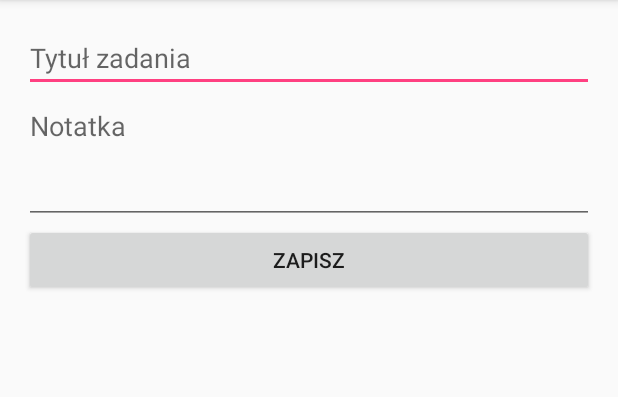
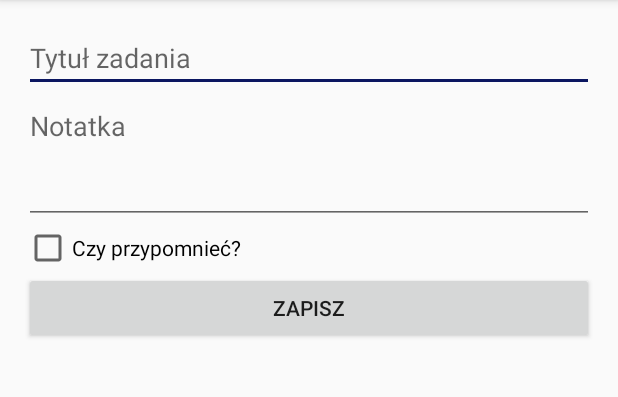
Before and after one commit to whp98/TodoListAndroid, an Android app: the TaskCreateActivity screen opened directly, with no data from a screen before it, on a phone screen of 412 x 824 dp, the part 84-481 px from its top. Run offline under Robolectric (Android 15) with nearby library versions, the phone set to English and light mode, and no system bars; our stand-ins replace ButterKnife; libraries missing offline, so code that uses them is left out: com.j256.ormlite; 2 statements that could not run were skipped.

```diff
--- a/app/build.gradle
+++ b/app/build.gradle
@@ -29,4 +29,5 @@ dependencies {
     compile 'com.jakewharton:butterknife:8.4.0'
     annotationProcessor 'com.jakewharton:butterknife-compiler:8.4.0'
     compile 'com.android.support:recyclerview-v7:24.2.1'
+    compile 'com.j256.ormlite:ormlite-android:5.0'
 }
--- /dev/null
+++ b/app/src/main/java/kamil/michalski/todolist/TodoDbOpenHelper.java
@@ -0,0 +1,44 @@
+package kamil.michalski.todolist;
+
+import android.content.Context;
+import android.database.sqlite.SQLiteDatabase;
+
+import com.j256.ormlite.android.apptools.OrmLiteSqliteOpenHelper;
+import com.j256.ormlite.support.ConnectionSource;
+import com.j256.ormlite.table.TableUtils;
+
+import java.sql.SQLException;
+
+/**
+ * Created by ppg38 on 07.01.2017.
+ */
+
+public class TodoDbOpenHelper extends OrmLiteSqliteOpenHelper {
+
+    public static final String DATABASE_NAME = "todo.db";
+    public static final int DATABASE_VERSION = 3;
+
+    public TodoDbOpenHelper(Context context) {
+        super(context, DATABASE_NAME, null, DATABASE_VERSION);
+    }
+
+    @Override
+    public void onCreate(SQLiteDatabase database, ConnectionSource connectionSource) {
+        try {
+            TableUtils.createTable(connectionSource,TodoTask.class);
+        } catch (SQLException e) {
+            e.printStackTrace();
+        }
+
+    }
+
+    @Override
+    public void onUpgrade(SQLiteDatabase database, ConnectionSource connectionSource,
+                          int oldVersion, int newVersion) {
+        if (oldVersion==1||oldVersion==2){
+            database.execSQL("ALTER TABLE todo_task ADD COLUMN reminder BOOLEAN NOT NULL DEFAULT 0");
+            database.execSQL("ALTER TABLE todo_task ADD COLUMN reminderDate TEXT");
+        }
+
+    }
+}
--- a/app/src/main/res/layout/activity_task_create.xml
+++ b/app/src/main/res/layout/activity_task_create.xml
@@ -1,6 +1,5 @@
 <?xml version="1.0" encoding="utf-8"?>
-<ScrollView
-    xmlns:android="http://schemas.android.com/apk/res/android"
+<ScrollView xmlns:android="http://schemas.android.com/apk/res/android"
     xmlns:tools="http://schemas.android.com/tools"
     android:id="@+id/activity_task_create"
     android:layout_width="match_parent"
@@ -12,29 +11,50 @@
     tools:context="kamil.michalski.todolist.TaskCreateActivity">
 
     <LinearLayout
-        android:orientation="vertical"
         android:layout_width="match_parent"
-        android:layout_height="wrap_content">
+        android:layout_height="wrap_content"
+        android:orientation="vertical">
+
         <EditText
             android:id="@+id/task_title"
+            android:layout_width="match_parent"
+            android:layout_height="wrap_content"
             android:hint="Tytuł zadania"
             android:inputType="textCapSentences"
-            android:maxLines="1"
-            android:layout_width="match_parent"
-            android:layout_height="wrap_content" />
+            android:maxLines="1" />
+
         <EditText
             android:id="@+id/task_note"
             android:layout_width="match_parent"
             android:layout_height="wrap_content"
+            android:gravity="top"
             android:hint="Notatka"
             android:inputType="textCapSentences|textMultiLine"
-            android:minLines="3"
-            android:gravity="top" />
+            android:minLines="3" />
+
+        <CheckBox
+            android:id="@+id/task_reminder"
+            android:layout_width="match_parent"
+            android:layout_height="wrap_content"
+            android:text="Czy przypomnieć?" />
+
+        <DatePicker
+            android:id="@+id/task_reminder_data"
+            android:layout_width="match_parent"
+            android:layout_height="wrap_content"
+            android:visibility="gone"/>
+
+        <TimePicker
+            android:id="@+id/task_reminder_time"
+            android:layout_width="match_parent"
+            android:layout_height="wrap_content"
+            android:visibility="gone"/>
+
         <Button
             android:id="@+id/btn_save"
-            android:text="Zapisz"
             android:layout_width="match_parent"
-            android:layout_height="wrap_content" />
+            android:layout_height="wrap_content"
+            android:text="Zapisz" />
 
     </LinearLayout>
 
--- a/app/src/main/res/values/colors.xml
+++ b/app/src/main/res/values/colors.xml
@@ -1,6 +1,6 @@
 <?xml version="1.0" encoding="utf-8"?>
 <resources>
     <color name="colorPrimary">#3F51B5</color>
-    <color name="colorPrimaryDark">#303F9F</color>
-    <color name="colorAccent">#FF4081</color>
+    <color name="colorPrimaryDark">#1c2ea3</color>
+    <color name="colorAccent">#FF0B1660</color>
 </resources>
```
Also changed, not shown: app/src/main/java/kamil/michalski/todolist/SqliteTaskDatabase.java (added, +72 -0 lines), app/src/main/java/kamil/michalski/todolist/TaskCreateActivity.java (+67 -3 lines), app/src/main/java/kamil/michalski/todolist/TodoListActivity.java (+20 -2 lines), app/src/main/java/kamil/michalski/todolist/TodoTask.java (+37 -0 lines), app/src/main/java/kamil/michalski/todolist/TodoTaskAdapter.java (+19 -3 lines).
